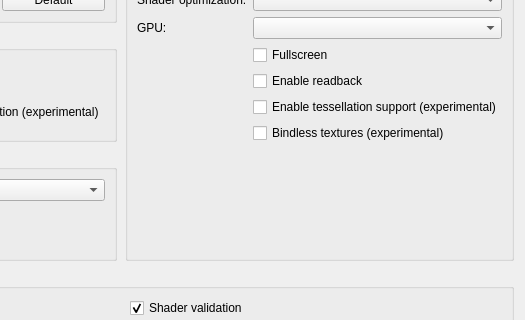
Above: src/launcher/forms/configuration_edit_dialog.ui from Senaxx/KytyPS5 before the change; both pictures show x 242 to 767 and y 136 to 456 of the 767 by 620 pixel window. Below: the same form after it.
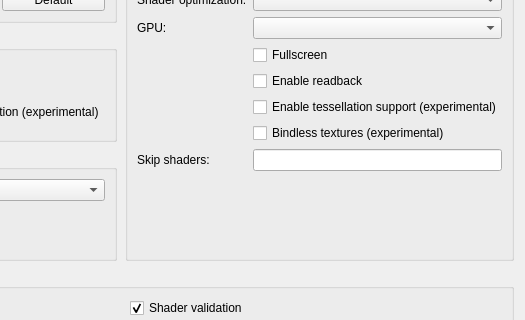
That is the form after the change. Custom widgets are drawn as their Qt base class.

Commit message: --skip-shaders option and launcher field

What changed in the file:
```diff
--- a/src/launcher/forms/configuration_edit_dialog.ui
+++ b/src/launcher/forms/configuration_edit_dialog.ui
@@ -200,6 +200,17 @@
           <property name="text"><string>Bindless textures (experimental)</string></property>
          </widget>
         </item>
+        <item row="9" column="0">
+         <widget class="QLabel" name="label_skip_shaders">
+          <property name="text"><string>Skip shaders:</string></property>
+         </widget>
+        </item>
+        <item row="9" column="1">
+         <widget class="QLineEdit" name="lineEdit_skip_shaders">
+          <property name="toolTip"><string>Guest shader hashes (hex, comma-separated) whose draws and dispatches are left out</string></property>
+          <property name="clearButtonEnabled"><bool>true</bool></property>
+         </widget>
+        </item>
        </layout>
       </widget>
      </item>
```
The commit also changes 7 other files.
